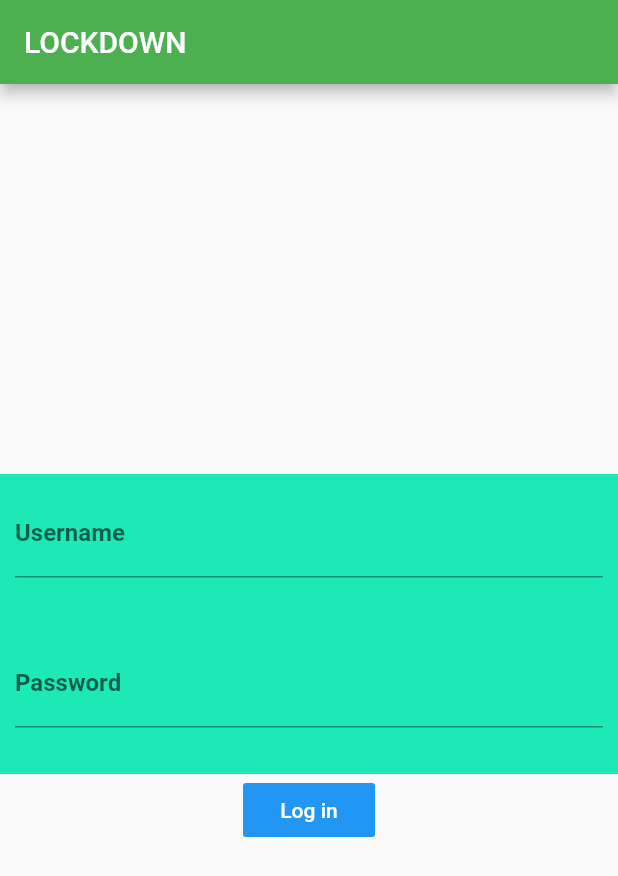
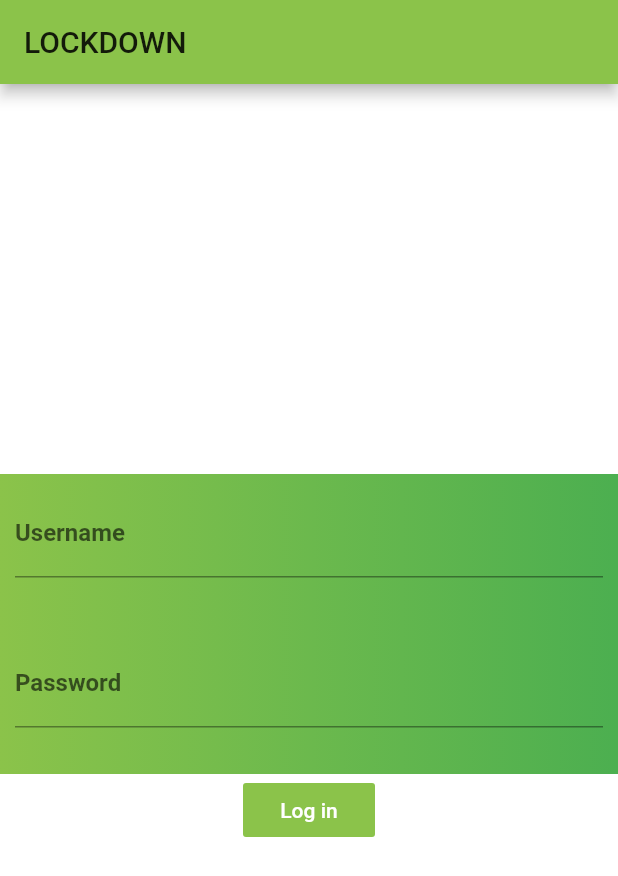
Before and after one commit to SRM-Hackathon/arnav199_ccef-Duo-Que-, a Flutter app: the screen it shows after launch, on a phone screen of 412 x 824 dp. Shown: the top 876 px of the screen. Run offline on Flutter 3.47's test engine with Material 2 defaults, Android fonts, the phone set to English and light mode, and no system bars.

Commit message:
lockdown page

```diff
--- a/lockdown/lib/main.dart
+++ b/lockdown/lib/main.dart
@@ -18,7 +18,7 @@ class MyApp extends StatelessWidget {
         // or simply save your changes to "hot reload" in a Flutter IDE).
         // Notice that the counter didn't reset back to zero; the application
         // is not restarted.
-        primarySwatch: Colors.green,
+        primarySwatch: Colors.lightGreen,
       ),
       home: MyHomePage(title: 'LOCKDOWN'),
     );
@@ -28,14 +28,6 @@ class MyApp extends StatelessWidget {
 class MyHomePage extends StatefulWidget {
   MyHomePage({Key key, this.title}) : super(key: key);
 
-  // This widget is the home page of your application. It is stateful, meaning
-  // that it has a State object (defined below) that contains fields that affect
-  // how it looks.
-
-  // This class is the configuration for the state. It holds the values (in this
-  // case the title) provided by the parent (in this case the App widget) and
-  // used by the build method of the State. Fields in a Widget subclass are
-  // always marked "final".
 
   final String title;
 
@@ -44,18 +36,7 @@ class MyHomePage extends StatefulWidget {
 }
 
 class _MyHomePageState extends State<MyHomePage> {
-  int _counter = 0;
 
-  void _incrementCounter() {
-    setState(() {
-      // This call to setState tells the Flutter framework that something has
-      // changed in this State, which causes it to rerun the build method below
-      // so that the display can reflect the updated values. If we changed
-      // _counter without calling setState(), then the build method would not be
-      // called again, and so nothing would appear to happen.
-      _counter++;
-    });
-  }
 
   @override
   Widget build(BuildContext context) {
@@ -66,6 +47,8 @@ class _MyHomePageState extends State<MyHomePage> {
     // fast, so that you can just rebuild anything that needs updating rather
     // than having to individually change instances of widgets.
     return Scaffold(
+      backgroundColor: Colors.white,
+
       appBar: AppBar(
         // Here we take the value from the MyHomePage object that was created by
         // the App.build method, and use it to set our appbar title.
@@ -96,6 +79,11 @@ class _MyHomePageState extends State<MyHomePage> {
               decoration: BoxDecoration(
                 color: Colors.tealAccent[400],
                 shape: BoxShape.rectangle,
+                gradient: LinearGradient(
+                  begin: Alignment.topLeft,
+                  end: Alignment.topRight,
+                  colors: [Colors.lightGreen, Colors.green]
+                )
               ),
               child: Padding(
                 padding: EdgeInsets.all(10),
@@ -111,25 +99,30 @@ class _MyHomePageState extends State<MyHomePage> {
               decoration: BoxDecoration(
                 color: Colors.tealAccent[400],
                 shape: BoxShape.rectangle,
+                gradient: LinearGradient(
+                    begin: Alignment.topLeft,
+                    end: Alignment.topRight,
+                    colors: [Colors.lightGreen, Colors.green])
               ),
               child: Padding(
                 padding: EdgeInsets.all(10),
                 child: TextField(
                     keyboardType: TextInputType.number,
                     style: TextStyle(fontWeight: FontWeight.bold, color: Colors.black),
+                    obscureText: true,
                     decoration:
                     InputDecoration(labelText: 'Password')),
               ),
             ),
             FlatButton(
-              color: Colors.blue,
+              color: Colors.lightGreen,
               textColor: Colors.white,
               disabledColor: Colors.grey,
               disabledTextColor: Colors.black,
               padding: EdgeInsets.all(8.0),
-              splashColor: Colors.blueAccent,
+              splashColor: Colors.green,
               onPressed: (){
-                Navigator.push( context, MaterialPageRoute(builder: (context) => MainPage()),
+                Navigator.push( context, MaterialPageRoute(builder: (context) => SecondRoute()),
 
                 );
               },
@@ -141,3 +134,22 @@ class _MyHomePageState extends State<MyHomePage> {
     );
   }
 }
+
+class SecondRoute extends StatelessWidget {
+  @override
+  Widget build(BuildContext context) {
+    return Scaffold(
+      appBar: AppBar(
+        title: Text("Second Route"),
+      ),
+      body: Center(
+        child: RaisedButton(
+          onPressed: () {
+            Navigator.pop(context);
+          },
+          child: Text('INITIATE LOCKDOWN'),
+        ),
+      ),
+    );
+  }
+}
```
